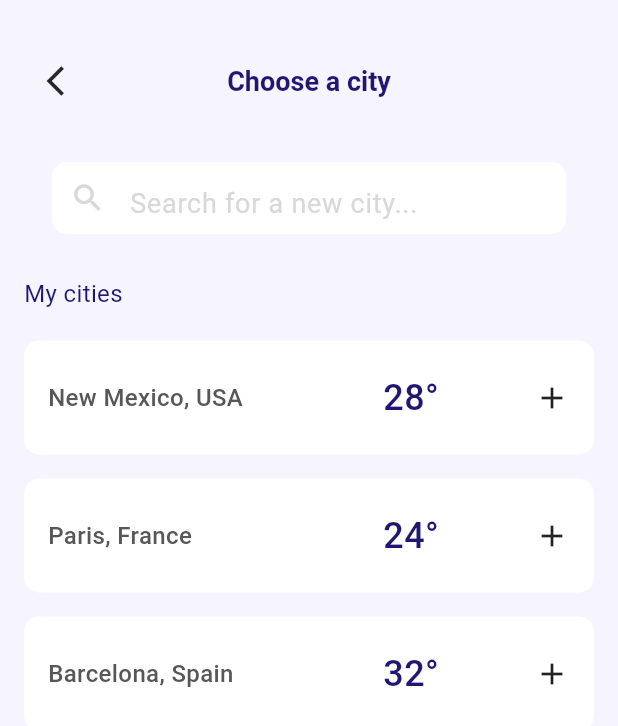
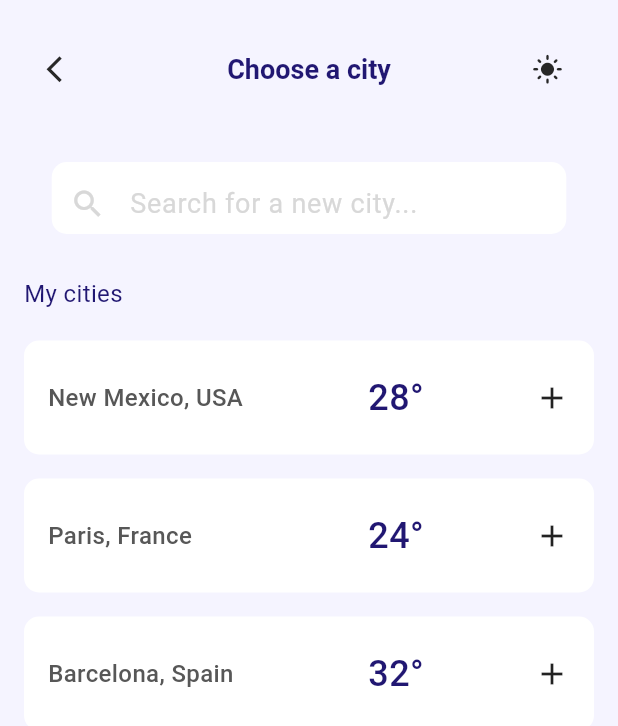
Before and after one commit to pedrotura/WeatherApp, a Flutter app: the screen it shows after launch, after a tap on "Get started", on a phone screen of 412 x 824 dp. Shown: the top 726 px of the screen. Run offline on Flutter 3.47's test engine with Material 3 defaults, Android fonts, the phone set to English and light mode, and no system bars.

Commit message:
Começando a implementar modo escuro

```diff
--- a/lib/common/utils.dart
+++ b/lib/common/utils.dart
@@ -3,10 +3,11 @@ import 'package:flutter/material.dart';
 //paleta de cores para o tema claro
 const lightThemeBackgroundColor = Color(0xFFF5F4FF);
 const lightThemeLabelColor = Color(0xFFFFFFFF);
+const lightThemeLabelTextColor = Color(0xFF575757);
 
 //paleta de cores para o tema escuro
 const darkThemeBackgroundColor = Color(0xFF272727);
-const darkThemeLabelColor = Color(0xFF575757);
+const darkThemeLabelColor = Color(0xFF303030);
 
 //cores adicionais
 const secondaryGrayColor = Color(0xFF9F9F9F);
@@ -49,6 +50,7 @@ const buttonTextStyle = TextStyle(
 );
 
 const addLocationTitleTextStyle = TextStyle(
+  fontFamily: 'Roboto',
   fontSize: 18.0,
   fontWeight: FontWeight.w700,
   color: purpleBackgroundColor
@@ -69,7 +71,7 @@ const hintTextStyle = TextStyle(
 const leadingLabelTextStyle = TextStyle(
   fontSize: 16.0,
   fontWeight: FontWeight.w500,
-  color: darkThemeLabelColor
+  color: lightThemeLabelTextColor
 );
 
 const temperatureLabelTextStyle = TextStyle(
--- a/lib/main.dart
+++ b/lib/main.dart
@@ -1,9 +1,21 @@
 import 'package:flutter/material.dart';
+import 'package:provider/provider.dart';
+import 'package:weather_app/common/utils.dart';
 import 'package:weather_app/pages/homepage/home_page.dart';
 import 'package:weather_app/pages/weather/weather_page.dart';
+import 'package:weather_app/providers/theme_provider.dart';
 
 void main() {
-  runApp(const WeatherApp());
+  runApp(
+    MultiProvider(
+      providers: [
+        ChangeNotifierProvider(
+          create: (_) => ThemeProvider(),
+        ),
+      ],
+      child: const WeatherApp(),
+    ),
+  );
 }
 
 class WeatherApp extends StatelessWidget {
@@ -14,14 +26,33 @@ class WeatherApp extends StatelessWidget {
     return MaterialApp(
       debugShowCheckedModeBanner: false,
       title: 'WeatherApp',
-      theme: ThemeData(
-        useMaterial3: true,
-        fontFamily: 'Roboto'
+      themeMode: Provider.of<ThemeProvider>(context).isDarkThemeActive ? ThemeMode.dark : ThemeMode.light,
+      theme: ThemeData.light(useMaterial3: true).copyWith(
+        primaryColor: lightThemeBackgroundColor,
+        scaffoldBackgroundColor: lightThemeBackgroundColor,
+        hoverColor: lightThemeBackgroundColor,
+        appBarTheme: AppBarTheme().copyWith(
+          backgroundColor: lightThemeBackgroundColor,
+          titleTextStyle: addLocationTitleTextStyle
+        ),
+        inputDecorationTheme: InputDecorationTheme().copyWith(
+          prefixIconColor: primaryGrayColor,
+        ),
+        textTheme: Typography().white.apply(fontFamily: 'Roboto'),
+      ),
+      darkTheme: ThemeData.dark(useMaterial3: true).copyWith(
+        primaryColor: darkThemeBackgroundColor,
+        scaffoldBackgroundColor: darkThemeBackgroundColor,
+        appBarTheme: AppBarTheme().copyWith(
+          backgroundColor: darkThemeBackgroundColor,
+          titleTextStyle: addLocationTitleTextStyle
+        ),
+        textTheme: Typography().white.apply(fontFamily: 'Roboto'),
       ),
       initialRoute: '/',
       routes: {
         '/': (context) => const HomePage(),
-        '/weather': (context) => const WeatherPage()
+        '/weather': (context) => const WeatherPage(),
       },
     );
   }
--- a/lib/pages/weather/weather_page.dart
+++ b/lib/pages/weather/weather_page.dart
@@ -1,8 +1,10 @@
 import 'package:flutter/material.dart';
+import 'package:provider/provider.dart';
 import 'package:weather_app/common/utils.dart';
 import 'package:weather_app/models/place_model.dart';
 import 'package:weather_app/pages/weather/widgets/city_search_bar.dart';
 import 'package:weather_app/pages/weather/widgets/weather_label.dart';
+import 'package:weather_app/providers/theme_provider.dart';
 import 'package:weather_app/services/api_services.dart';
 
 class WeatherPage extends StatefulWidget {
@@ -16,30 +18,66 @@ class _WeatherPageState extends State<WeatherPage> {
   ApiServices apiServices = ApiServices();
   late Future<List<Place>> placesFuture;
 
+  bool _isDarkThemeActive = false;
+
   @override
   void initState() {
     super.initState();
   }
 
   @override
+  void didChangeDependencies() {
+    super.didChangeDependencies();
+    setState(() {
+      _isDarkThemeActive = Provider.of<ThemeProvider>(context).isDarkThemeActive;
+    });
+  }
+
+  @override
   Widget build(BuildContext context) {
     return Scaffold(
-      backgroundColor: lightThemeBackgroundColor,
       appBar: AppBar(
-        backgroundColor: lightThemeBackgroundColor,
         leading: Container(
           margin: const EdgeInsets.only(left: 23.0),
           child: IconButton(
-            iconSize: 24.0,
-            icon: const Icon(Icons.arrow_back_ios, color: darkThemeBackgroundColor),
+            iconSize: 21.0,
+            icon: Icon(
+              Icons.arrow_back_ios,
+              color: _isDarkThemeActive ? lightThemeLabelColor : darkThemeBackgroundColor ,
+            ),
             onPressed: () => Navigator.pop(context),
-            hoverColor: lightThemeBackgroundColor,
-            highlightColor: lightThemeBackgroundColor
-          )
+            hoverColor: _isDarkThemeActive ? darkThemeBackgroundColor : lightThemeBackgroundColor,
+            highlightColor: _isDarkThemeActive ? darkThemeBackgroundColor : lightThemeBackgroundColor,
+          ),
         ),
-        title: const Text('Choose a city', style: addLocationTitleTextStyle),
+        title: Text(
+          'Choose a city',
+          style: _isDarkThemeActive
+                ? addLocationTitleTextStyle.copyWith(
+                    color: lightThemeBackgroundColor
+                  )
+                : addLocationTitleTextStyle
+          ),
         centerTitle: true,
-        toolbarHeight: 108.0,
+        actions: [
+          Container(
+            margin: const EdgeInsets.only(right: 23.0),
+            child: IconButton(
+              onPressed: () {
+                final provider = Provider.of<ThemeProvider>(context, listen: false);
+                provider.changeAppTheme();
+                setState(() {
+                  _isDarkThemeActive = provider.isDarkThemeActive;
+                });
+              },
+              iconSize: 21.0,
+              icon: _isDarkThemeActive ? Icon(Icons.dark_mode, color: lightThemeLabelColor) : Icon(Icons.light_mode, color: darkThemeBackgroundColor),
+              hoverColor: _isDarkThemeActive ? darkThemeBackgroundColor : lightThemeBackgroundColor,
+              highlightColor: _isDarkThemeActive ? darkThemeBackgroundColor : lightThemeBackgroundColor,
+            ),
+          ),
+        ],
+        toolbarHeight: 92.0,
       ),
       body: Column(
         children: [
@@ -48,10 +86,17 @@ class _WeatherPageState extends State<WeatherPage> {
             children: [
               Container(
                 margin: const EdgeInsets.only(left: 16.0, top: 28.0, bottom: 20.0),
-                child: const Text('My cities', style: addLocationSubtitleTextStyle)
+                child: Text(
+                  'My cities',
+                  style: _isDarkThemeActive
+                        ? addLocationSubtitleTextStyle.copyWith(
+                            color: lightThemeLabelColor
+                          )
+                        : addLocationSubtitleTextStyle
+                  ),
               ),
-              const SizedBox(width: 200.0)
-            ]
+              const SizedBox(width: 200.0),
+            ],
           ),
           Expanded(
             child: ListView.builder(
@@ -60,9 +105,9 @@ class _WeatherPageState extends State<WeatherPage> {
                 return WeatherLabel(place: places[index]);
               }
             ),
-          )
-        ]
-      )
+          ),
+        ],
+      ),
     );
   }
 }
--- a/lib/pages/weather/widgets/city_search_bar.dart
+++ b/lib/pages/weather/widgets/city_search_bar.dart
@@ -1,5 +1,7 @@
 import 'package:flutter/material.dart';
+import 'package:provider/provider.dart';
 import 'package:weather_app/common/utils.dart';
+import 'package:weather_app/providers/theme_provider.dart';
 
 class CitySearchBar extends StatefulWidget {
   const CitySearchBar({super.key});
@@ -13,9 +15,19 @@ class _CitySearchBarState extends State<CitySearchBar> {
   final cityController = TextEditingController();
   final _formKey = GlobalKey<FormState>();
 
+  bool _isDarkThemeActive = false;
+
   @override
   void initState() {
     super.initState();
+  }
+
+  @override
+  void didChangeDependencies() {
+    super.didChangeDependencies();
+    setState(() {
+      _isDarkThemeActive = Provider.of<ThemeProvider>(context).isDarkThemeActive;
+    });
   }
 
   @override
@@ -27,12 +39,12 @@ class _CitySearchBarState extends State<CitySearchBar> {
   }
 
   Widget buildCity() => Container(
-    margin: const EdgeInsets.symmetric(horizontal: 16.0),
+    margin: const EdgeInsets.only(left: 16.0, top: 16.0, right: 16.0),
     width: 343.0,
     height: 48.0,
     decoration: BoxDecoration(
       borderRadius: BorderRadius.circular(10.0),
-      color: lightThemeLabelColor
+      color: _isDarkThemeActive ? darkThemeLabelColor : lightThemeLabelColor,
     ),
     child: TextFormField(
       controller: cityController,
@@ -42,16 +54,18 @@ class _CitySearchBarState extends State<CitySearchBar> {
         }
         return null;
       },
-      decoration: const InputDecoration(
-        prefixIcon: Icon(Icons.search, size: 24.0),
-        prefixIconColor: primaryGrayColor,
+      decoration: InputDecoration(
+        prefixIcon: Container(
+          margin: EdgeInsets.only(top: 8.0),
+          child: Icon(Icons.search, size: 24.0)
+        ),
+        prefixIconColor: _isDarkThemeActive ? lightThemeLabelTextColor : primaryGrayColor,
         hintText: 'Search for a new city...',
-        hintStyle: hintTextStyle,
+        hintStyle: _isDarkThemeActive ? hintTextStyle.copyWith(color: lightThemeLabelTextColor) : hintTextStyle,
         isDense: true,
         contentPadding: EdgeInsets.only(top: 14.0),
         border: InputBorder.none,
-      )
+      ),
     ),
   );
-
 }
--- a/lib/pages/weather/widgets/weather_label.dart
+++ b/lib/pages/weather/widgets/weather_label.dart
@@ -1,5 +1,7 @@
 import 'package:flutter/material.dart';
+import 'package:provider/provider.dart';
 import 'package:weather_app/common/utils.dart';
+import 'package:weather_app/providers/theme_provider.dart';
 
 class WeatherLabel extends StatelessWidget {
   const WeatherLabel({super.key, required this.place});
@@ -14,7 +16,7 @@ class WeatherLabel extends StatelessWidget {
       height: 76.0,
       decoration: BoxDecoration(
         borderRadius: BorderRadius.circular(10.0),
-        color: lightThemeLabelColor
+        color: Provider.of<ThemeProvider>(context).isDarkThemeActive ? darkThemeLabelColor : lightThemeLabelColor
       ),
       child: Container(
         padding: const EdgeInsets.symmetric(horizontal: 16.0),
@@ -22,14 +24,28 @@ class WeatherLabel extends StatelessWidget {
           mainAxisAlignment: MainAxisAlignment.spaceBetween,
           children: [
             SizedBox(
-              width: 160.0,
-              child: Text(place.city, style: leadingLabelTextStyle),
+              width: 140.0,
+              child: Text(
+                place.city,
+                style: Provider.of<ThemeProvider>(context).isDarkThemeActive
+                      ? leadingLabelTextStyle.copyWith(
+                          color: lightThemeLabelColor
+                        )
+                      : leadingLabelTextStyle
+              ),
             ),
             Container(
               margin: const EdgeInsets.symmetric(horizontal: 21.0),
-              child: Text(place.temperature, style: temperatureLabelTextStyle),
+              child: Text(
+                place.temperature,
+                style: Provider.of<ThemeProvider>(context).isDarkThemeActive
+                      ? temperatureLabelTextStyle.copyWith(
+                          color: lightThemeBackgroundColor
+                        )
+                      : temperatureLabelTextStyle
+              ),
             ),
-            const Icon(Icons.add)
+            const Icon(Icons.add),
           ],
         ),
       ),
--- /dev/null
+++ b/lib/providers/theme_provider.dart
@@ -0,0 +1,10 @@
+import 'package:flutter/material.dart';
+
+class ThemeProvider extends ChangeNotifier {
+  bool isDarkThemeActive = false;
+
+  void changeAppTheme() {
+    isDarkThemeActive = !isDarkThemeActive;
+    notifyListeners();
+  }
+}
--- a/pubspec.yaml
+++ b/pubspec.yaml
@@ -32,6 +32,7 @@ dependencies:
     sdk: flutter
 
   http: 1.2.2
+  provider: ^6.1.2
 
   # The following adds the Cupertino Icons font to your application.
   # Use with the CupertinoIcons class for iOS style icons.
@@ -46,7 +47,7 @@ dev_dependencies:
   # activated in the `analysis_options.yaml` file located at the root of your
   # package. See that file for information about deactivating specific lint
   # rules and activating additional ones.
-  flutter_lints: ^3.0.0
+  flutter_lints: ^5.0.0
 
 # For information on the generic Dart part of this file, see the
 # following page: https://dart.dev/tools/pub/pubspec
```
Also changed, not shown: pubspec.lock.
